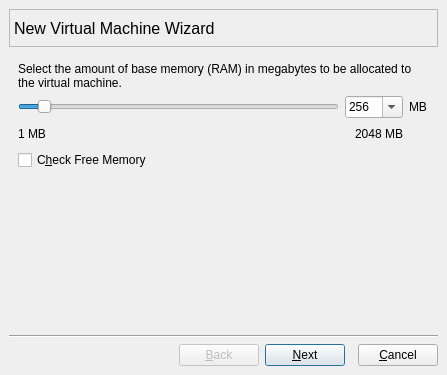
This is VM_Wizard_Window.ui in qunying/aqemu-old as Qt 5 draws it before an edit. The edited form follows.
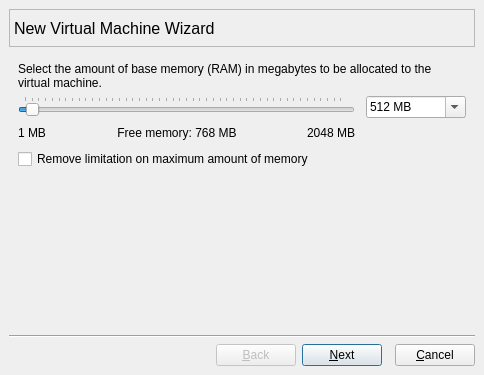
This is the edited form. The open tabs and pages were chosen to show the change. Icons and pictures are not drawn.

Patch:
```diff
--- a/VM_Wizard_Window.ui
+++ b/VM_Wizard_Window.ui
@@ -1,12 +1,12 @@
 <ui version="4.0" >
  <author>Andrey Rijov</author>
  <class>VM_Wizard_Window</class>
- <widget class="QDialog" name="VM_Wizard_Window" >
-  <property name="geometry" >
+ <widget class="QDialog" name="VM_Wizard_Window">
+  <property name="geometry">
    <rect>
     <x>0</x>
     <y>0</y>
-    <width>447</width>
+    <width>484</width>
     <height>375</height>
    </rect>
   </property>
@@ -705,11 +705,11 @@
        </item>
       </layout>
      </widget>
-     <widget class="QWidget" name="Memory_Page" >
-      <layout class="QVBoxLayout" name="verticalLayout_4" >
-       <item>
-        <widget class="QLabel" name="Label_Memory_Size" >
-         <property name="text" >
+     <widget class="QWidget" name="Memory_Page">
+      <layout class="QGridLayout" name="gridLayout_5">
+       <item row="0" column="0">
+        <widget class="QLabel" name="Label_Memory_Size">
+         <property name="text">
           <string>Select the amount of base memory (RAM) in megabytes to be allocated to the virtual machine.</string>
          </property>
          <property name="wordWrap" >
@@ -720,191 +720,248 @@
          </property>
         </widget>
        </item>
-       <item>
-        <layout class="QGridLayout" name="gridLayoutX" >
-         <item row="0" column="0" >
-          <widget class="QSlider" name="Memory_Size" >
-           <property name="minimum" >
-            <number>1</number>
-           </property>
-           <property name="maximum" >
-            <number>2048</number>
-           </property>
-           <property name="value" >
-            <number>128</number>
-           </property>
-           <property name="orientation" >
-            <enum>Qt::Horizontal</enum>
-           </property>
-          </widget>
-         </item>
-         <item row="0" column="1" >
-          <widget class="QComboBox" name="CB_Mem_Size" >
-           <property name="sizePolicy" >
-            <sizepolicy vsizetype="Fixed" hsizetype="Fixed" >
-             <horstretch>0</horstretch>
-             <verstretch>0</verstretch>
-            </sizepolicy>
-           </property>
-           <property name="maximumSize" >
-            <size>
-             <width>60</width>
-             <height>16777215</height>
-            </size>
-           </property>
-           <property name="editable" >
-            <bool>true</bool>
-           </property>
-           <property name="currentIndex" >
-            <number>7</number>
-           </property>
-           <property name="maxVisibleItems" >
-            <number>12</number>
-           </property>
-           <property name="maxCount" >
-            <number>32</number>
-           </property>
+       <item row="1" column="0">
+        <layout class="QGridLayout" name="gridLayout">
+         <item row="0" column="0" rowspan="2">
+          <layout class="QVBoxLayout" name="verticalLayout_4">
            <item>
-            <property name="text" >
-             <string>2</string>
-            </property>
-           </item>
-           <item>
-            <property name="text" >
-             <string>4</string>
-            </property>
-           </item>
-           <item>
-            <property name="text" >
-             <string>8</string>
-            </property>
-           </item>
-           <item>
-            <property name="text" >
-             <string>16</string>
-            </property>
-           </item>
-           <item>
-            <property name="text" >
-             <string>32</string>
-            </property>
-           </item>
-           <item>
-            <property name="text" >
-             <string>64</string>
-            </property>
-           </item>
-           <item>
-            <property name="text" >
-             <string>128</string>
-            </property>
-           </item>
-           <item>
-            <property name="text" >
-             <string>256</string>
-            </property>
-           </item>
-           <item>
-            <property name="text" >
-             <string>512</string>
-            </property>
-           </item>
-           <item>
-            <property name="text" >
-             <string>1024</string>
-            </property>
-           </item>
-           <item>
-            <property name="text" >
-             <string>2048</string>
-            </property>
-           </item>
-          </widget>
-         </item>
-         <item row="0" column="2" >
-          <widget class="QLabel" name="label_mb" >
-           <property name="text" >
-            <string>MB</string>
-           </property>
-          </widget>
-         </item>
-         <item row="1" column="0" colspan="2" >
-          <layout class="QHBoxLayout" name="l1" >
-           <property name="spacing" >
-            <number>6</number>
-           </property>
-           <property name="margin" >
-            <number>0</number>
-           </property>
-           <item>
-            <widget class="QLabel" name="label_min_mem" >
-             <property name="text" >
-              <string>1 MB</string>
+            <widget class="QSlider" name="Memory_Size">
+             <property name="sizePolicy">
+              <sizepolicy hsizetype="Minimum" vsizetype="Expanding">
+               <horstretch>0</horstretch>
+               <verstretch>0</verstretch>
+              </sizepolicy>
              </property>
-            </widget>
-           </item>
-           <item>
-            <spacer name="s7" >
-             <property name="orientation" >
+             <property name="minimum">
+              <number>2</number>
+             </property>
+             <property name="maximum">
+              <number>6144</number>
+             </property>
+             <property name="singleStep">
+              <number>4</number>
+             </property>
+             <property name="pageStep">
+              <number>8</number>
+             </property>
+             <property name="value">
+              <number>128</number>
+             </property>
+             <property name="orientation">
               <enum>Qt::Horizontal</enum>
              </property>
-             <property name="sizeHint" stdset="0" >
-              <size>
-               <width>40</width>
-               <height>20</height>
-              </size>
+             <property name="tickPosition">
+              <enum>QSlider::TicksAbove</enum>
              </property>
-            </spacer>
+             <property name="tickInterval">
+              <number>128</number>
+             </property>
+            </widget>
            </item>
            <item>
-            <widget class="QLabel" name="label_max_mem" >
-             <property name="minimumSize" >
-              <size>
-               <width>32</width>
-               <height>20</height>
-              </size>
-             </property>
-             <property name="maximumSize" >
-              <size>
-               <width>55</width>
-               <height>20</height>
-              </size>
-             </property>
-             <property name="text" >
-              <string>2048 MB</string>
-             </property>
-            </widget>
+            <layout class="QHBoxLayout" name="horizontalLayout_6">
+             <item>
+              <widget class="QLabel" name="Label_Min_RAM_Size">
+               <property name="sizePolicy">
+                <sizepolicy hsizetype="Maximum" vsizetype="Preferred">
+                 <horstretch>0</horstretch>
+                 <verstretch>0</verstretch>
+                </sizepolicy>
+               </property>
+               <property name="text">
+                <string>1 MB</string>
+               </property>
+              </widget>
+             </item>
+             <item>
+              <spacer name="horizontalSpacer">
+               <property name="orientation">
+                <enum>Qt::Horizontal</enum>
+               </property>
+               <property name="sizeHint" stdset="0">
+                <size>
+                 <width>13</width>
+                 <height>20</height>
+                </size>
+               </property>
+              </spacer>
+             </item>
+             <item>
+              <widget class="QToolButton" name="TB_Update_Available_RAM_Size">
+               <property name="sizePolicy">
+                <sizepolicy hsizetype="Minimum" vsizetype="Fixed">
+                 <horstretch>0</horstretch>
+                 <verstretch>0</verstretch>
+                </sizepolicy>
+               </property>
+               <property name="toolTip">
+                <string>Update information about free memory</string>
+               </property>
+               <property name="text">
+                <string>Free memory: 768 MB</string>
+               </property>
+               <property name="icon">
+                <iconset resource="images.qrc">
+                 <normaloff>:/update.png</normaloff>:/update.png</iconset>
+               </property>
+               <property name="toolButtonStyle">
+                <enum>Qt::ToolButtonTextBesideIcon</enum>
+               </property>
+               <property name="autoRaise">
+                <bool>true</bool>
+               </property>
+              </widget>
+             </item>
+             <item>
+              <spacer name="horizontalSpacer_2">
+               <property name="orientation">
+                <enum>Qt::Horizontal</enum>
+               </property>
+               <property name="sizeHint" stdset="0">
+                <size>
+                 <width>17</width>
+                 <height>20</height>
+                </size>
+               </property>
+              </spacer>
+             </item>
+             <item>
+              <widget class="QLabel" name="Label_Available_Free_Memory">
+               <property name="text">
+                <string>2048 MB</string>
+               </property>
+              </widget>
+             </item>
+            </layout>
            </item>
           </layout>
          </item>
-         <item row="1" column="2" >
-          <spacer name="s8" >
-           <property name="orientation" >
+         <item row="0" column="1" rowspan="2">
+          <spacer name="horizontalSpacer_10">
+           <property name="orientation">
             <enum>Qt::Horizontal</enum>
            </property>
            <property name="sizeType" >
             <enum>QSizePolicy::Fixed</enum>
            </property>
-           <property name="sizeHint" stdset="0" >
+           <property name="sizeHint" stdset="0">
+            <size>
+             <width>5</width>
+             <height>40</height>
+            </size>
+           </property>
+          </spacer>
+         </item>
+         <item row="0" column="2">
+          <widget class="QComboBox" name="CB_RAM_Size">
+           <property name="sizePolicy">
+            <sizepolicy hsizetype="Fixed" vsizetype="Fixed">
+             <horstretch>0</horstretch>
+             <verstretch>0</verstretch>
+            </sizepolicy>
+           </property>
+           <property name="minimumSize">
+            <size>
+             <width>100</width>
+             <height>0</height>
+            </size>
+           </property>
+           <property name="editable">
+            <bool>true</bool>
+           </property>
+           <property name="currentIndex">
+            <number>4</number>
+           </property>
+           <property name="maxVisibleItems">
+            <number>11</number>
+           </property>
+           <item>
+            <property name="text">
+             <string>32 MB</string>
+            </property>
+           </item>
+           <item>
+            <property name="text">
+             <string>64 MB</string>
+            </property>
+           </item>
+           <item>
+            <property name="text">
+             <string>128 MB</string>
+            </property>
+           </item>
+           <item>
+            <property name="text">
+             <string>256 MB</string>
+            </property>
+           </item>
+           <item>
+            <property name="text">
+             <string>512 MB</string>
+            </property>
+           </item>
+           <item>
+            <property name="text">
+             <string>1 GB</string>
+            </property>
+           </item>
+           <item>
+            <property name="text">
+             <string>2 GB</string>
+            </property>
+           </item>
+           <item>
+            <property name="text">
+             <string>3 GB</string>
+            </property>
+           </item>
+           <item>
+            <property name="text">
+             <string>4 GB</string>
+            </property>
+           </item>
+           <item>
+            <property name="text">
+             <string>8 GB</string>
+            </property>
+           </item>
+           <item>
+            <property name="text">
+             <string>16 GB</string>
+            </property>
+           </item>
+           <item>
+            <property name="text">
+             <string>32 GB</string>
+            </property>
+           </item>
+          </widget>
+         </item>
+         <item row="1" column="2">
+          <spacer name="verticalSpacer_15">
+           <property name="orientation">
+            <enum>Qt::Vertical</enum>
+           </property>
+           <property name="sizeHint" stdset="0">
             <size>
              <width>20</width>
-             <height>20</height>
+             <height>13</height>
             </size>
            </property>
           </spacer>
          </item>
         </layout>
        </item>
-       <item>
-        <widget class="QCheckBox" name="Check_Host_Mem" >
-         <property name="text" >
-          <string>C&amp;heck Free Memory</string>
+       <item row="2" column="0">
+        <widget class="QCheckBox" name="CH_Remove_RAM_Size_Limitation">
+         <property name="text">
+          <string>Remove limitation on maximum amount of memory</string>
          </property>
         </widget>
        </item>
-       <item>
-        <spacer name="s15" >
-         <property name="orientation" >
+       <item row="3" column="0">
+        <spacer name="s15">
+         <property name="orientation">
           <enum>Qt::Vertical</enum>
          </property>
          <property name="sizeHint" stdset="0" >
```
Left out of the diff: 735 changed lines with no effect on the pictures.
